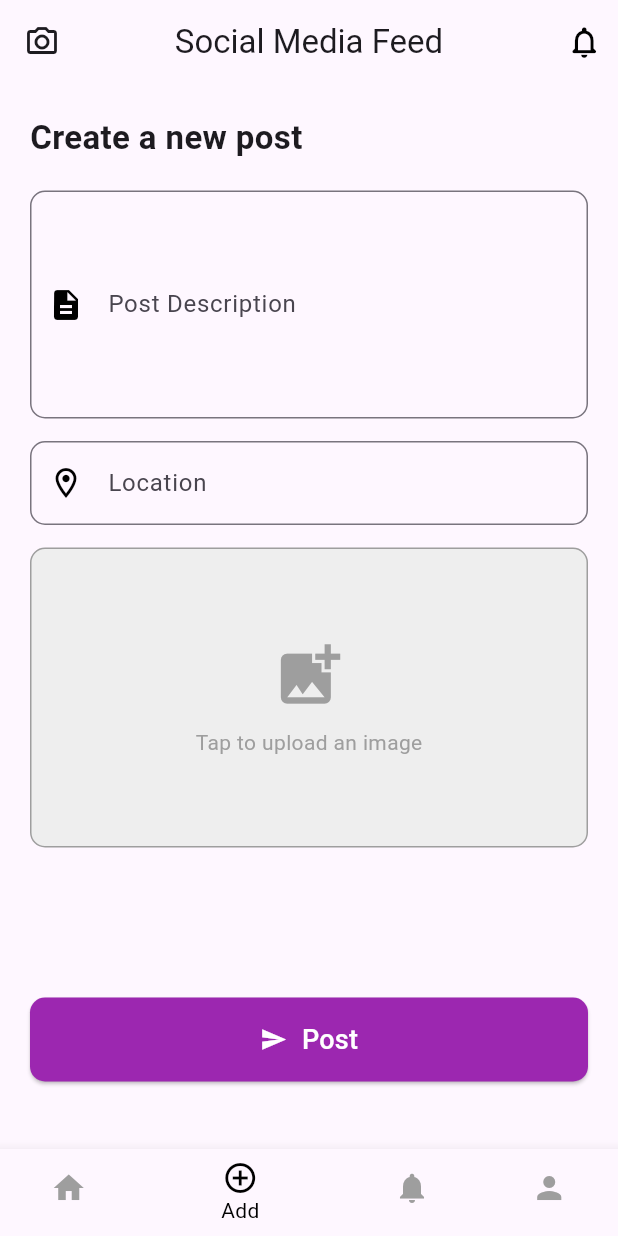
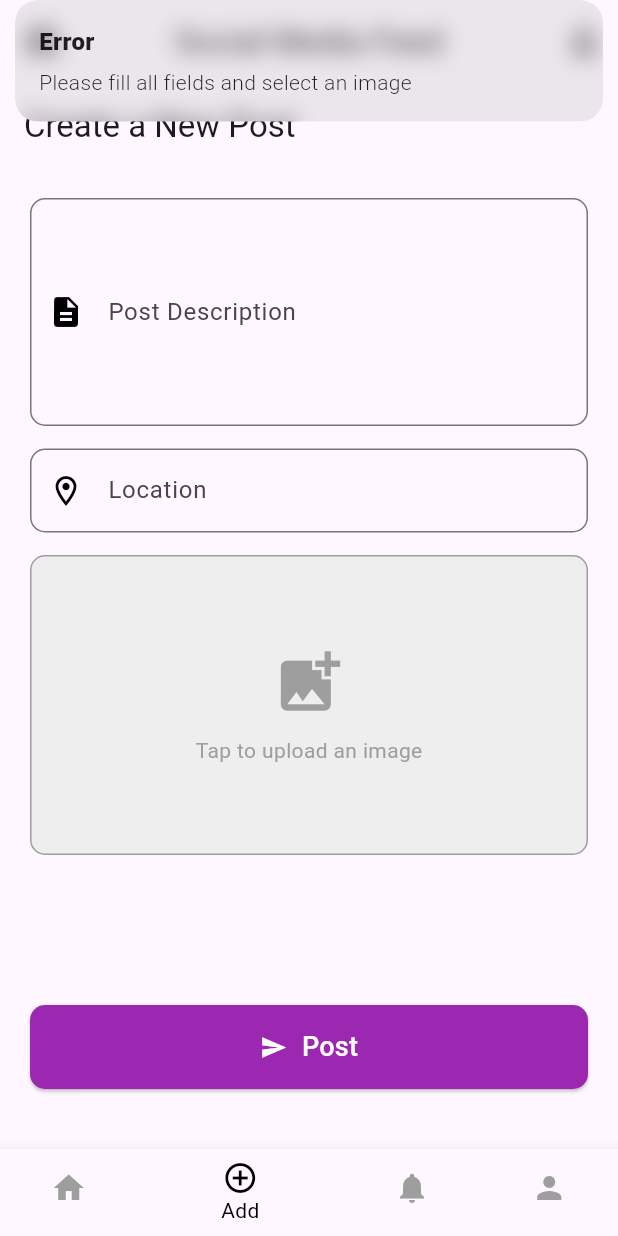
Before and after one commit to MuniasamyKumar/social_media_feed_app, a Flutter app: the screen it shows after launch, item 2 of the bottom bar chosen, after a tap on "Post", on a phone screen of 412 x 824 dp. Run offline on Flutter 3.47's test engine with Material 3 defaults, Android fonts, the light colour scheme and no system bars; our stand-ins replace cloud_firestore, firebase_core, firebase_storage, get, image_picker; accounts and stored records are empty.

Commit message:
Feat : Add Post Function

```diff
--- a/lib/Binding/post_binding.dart
+++ b/lib/Binding/post_binding.dart
@@ -1,4 +1,5 @@
 import 'package:get/get.dart';
+import 'package:social_media_feed_app/Controllers/add_post_controller.dart';
 import 'package:social_media_feed_app/Controllers/post_controller.dart';
 
 
@@ -7,8 +8,10 @@ class InitialBinding extends Bindings {
   void dependencies() {
     print("InitialBinding.dependencies() called");
      Get.lazyPut<PostController>(() {
-      print("PostController added to dependencies");
       return PostController();
+    });
+     Get.lazyPut<AddPostController>(() {
+      return AddPostController();
     });
   }
 }
--- /dev/null
+++ b/lib/Controllers/add_post_controller.dart
@@ -0,0 +1,71 @@
+import 'dart:io';
+import 'package:flutter/material.dart';
+import 'package:get/get.dart';
+import 'package:cloud_firestore/cloud_firestore.dart';
+import 'package:firebase_storage/firebase_storage.dart';
+import 'package:image_picker/image_picker.dart';
+
+class AddPostController extends GetxController {
+  var selectedImage = Rxn<XFile>();
+  final ImagePicker _picker = ImagePicker();
+
+  Future<void> pickImage() async {
+    final image = await _picker.pickImage(source: ImageSource.gallery);
+    if (image != null) {
+      selectedImage.value = image;
+    }
+  }
+
+  Future<void> addPost(String description, String location) async {
+    if (selectedImage.value == null || description.isEmpty || location.isEmpty) {
+      Get.snackbar("Error", "Please fill all fields and select an image");
+      return;
+    }
+
+    try {
+      final imageUrl = await _uploadImage(File(selectedImage.value!.path));
+      if (imageUrl == null) return;
+
+      final postData = {
+        "title": "Muniasamy K",
+        "imageUrl": imageUrl,
+        "location": location,
+        "description": description,
+        "likes": 0,
+        "isLiked": false,
+        "isSaved": false,
+        "time": FieldValue.serverTimestamp(),
+        "comments": [],
+      };
+
+      await FirebaseFirestore.instance.collection('posts').add(postData);
+
+      Get.defaultDialog(
+        contentPadding: EdgeInsets.only(bottom: 20,left: 20,top: 10,right: 20),
+        titlePadding: EdgeInsets.only(top: 20),
+        title: "Success",
+        middleText: "Post added successfully!",
+        onConfirm: () {
+          Get.back();
+          Get.back();
+        },
+        textConfirm: "OK",
+      );
+    } catch (e) {
+      Get.snackbar("Error", "Failed to add post: $e");
+    }
+  }
+
+  Future<String?> _uploadImage(File image) async {
+    try {
+      final storageRef = FirebaseStorage.instance.ref();
+      final imageRef =
+          storageRef.child('post_images/${DateTime.now().toIso8601String()}');
+      await imageRef.putFile(image);
+      return await imageRef.getDownloadURL();
+    } catch (e) {
+      Get.snackbar("Error", "Failed to upload image: $e");
+      return null;
+    }
+  }
+}
--- /dev/null
+++ b/lib/Models/add_post_model.dart
@@ -0,0 +1,43 @@
+import 'package:cloud_firestore/cloud_firestore.dart';
+
+class PostModel {
+  String id;
+  String imageUrl;
+  String title;
+  String location;
+  String description;
+  int likes;
+  bool isLiked;
+  bool isSaved;
+  DateTime time;
+  List<String> comments;
+
+  PostModel({
+    required this.id,
+    required this.imageUrl,
+    required this.title,
+    required this.location,
+    required this.description,
+    required this.likes,
+    required this.isLiked,
+    required this.isSaved,
+    required this.time,
+    required this.comments,
+  });
+
+  factory PostModel.fromDocument(DocumentSnapshot doc) {
+    var data = doc.data() as Map<String, dynamic>;
+    return PostModel(
+      id: doc.id,
+      imageUrl: data['imageUrl'] ?? '',
+      title: data['title'] ?? '',
+      location: data['location'] ?? '',
+      description: data['description'] ?? '',
+      likes: data['likes'] ?? 0,
+      isLiked: data['isLiked'] ?? false,
+      isSaved: data['isSaved'] ?? false,
+      time: (data['time'] as Timestamp?)?.toDate() ?? DateTime.now(),
+      comments: List<String>.from(data['comments'] ?? []),
+    );
+  }
+}
--- a/lib/Views/add_post_view.dart
+++ b/lib/Views/add_post_view.dart
@@ -1,53 +1,54 @@
+import 'dart:io';
 import 'package:flutter/material.dart';
-class AddPostView extends StatelessWidget {
-  const AddPostView({super.key});
+import 'package:get/get.dart';
+import 'package:social_media_feed_app/Controllers/add_post_controller.dart';
+
+
+class AddPostView extends GetView<AddPostController> {
+  final descriptionController = TextEditingController();
+  final locationController = TextEditingController();
+
+  AddPostView({super.key});
 
   @override
   Widget build(BuildContext context) {
     return Scaffold(
-
+      appBar: AppBar(
+        title: Text("Create a New Post"),
+      ),
       body: SingleChildScrollView(
         child: Padding(
           padding: const EdgeInsets.all(20.0),
           child: Column(
             crossAxisAlignment: CrossAxisAlignment.start,
             children: [
-              Text(
-                "Create a new post",
-                style: TextStyle(
-                  fontSize: 22,
-                  fontWeight: FontWeight.bold,
-                ),
-              ),
-              SizedBox(height: 20),
-
               TextField(
+                controller: descriptionController,
                 maxLines: 5,
                 decoration: InputDecoration(
                   labelText: "Post Description",
                   border: OutlineInputBorder(
                     borderRadius: BorderRadius.circular(10),
                   ),
-                  prefixIcon: Icon(Icons.description,color: Colors.black,),
+                  prefixIcon: Icon(Icons.description, color: Colors.black),
                 ),
               ),
               SizedBox(height: 15),
               TextField(
+                controller: locationController,
                 decoration: InputDecoration(
                   labelText: "Location",
                   border: OutlineInputBorder(
                     borderRadius: BorderRadius.circular(10),
                   ),
-                  prefixIcon: Icon(Icons.location_on_outlined,color: Colors.black,),
+                  prefixIcon: Icon(Icons.location_on_outlined, color: Colors.black),
                 ),
               ),
-
               SizedBox(height: 15),
               GestureDetector(
-                onTap: () {
-
-                },
-                child: Container(
+                onTap: () => controller.pickImage(),
+                child: Obx(() {
+                  return Container(
                     height: 200,
                     width: double.infinity,
                     decoration: BoxDecoration(
@@ -56,7 +57,8 @@ class AddPostView extends StatelessWidget {
                       color: Colors.grey[200],
                     ),
                     child: Center(
-                    child: Column(
+                      child: controller.selectedImage.value == null
+                          ? Column(
                               mainAxisAlignment: MainAxisAlignment.center,
                               children: [
                                 Icon(Icons.add_photo_alternate, size: 50, color: Colors.grey),
@@ -66,15 +68,20 @@ class AddPostView extends StatelessWidget {
                                   style: TextStyle(color: Colors.grey),
                                 ),
                               ],
+                            )
+                          : Image.file(File(controller.selectedImage.value!.path),
+                              fit: BoxFit.cover),
                     ),
-                  ),
-                ),
+                  );
+                }),
               ),
               SizedBox(height: 100),
-
               ElevatedButton(
                 onPressed: () {
-                  // Add post functionality
+                  controller.addPost(
+                    descriptionController.text.trim(),
+                    locationController.text.trim(),
+                  );
                 },
                 style: ElevatedButton.styleFrom(
                   padding: EdgeInsets.symmetric(vertical: 15),
@@ -86,9 +93,9 @@ class AddPostView extends StatelessWidget {
                 child: Row(
                   mainAxisAlignment: MainAxisAlignment.center,
                   children: [
-                    Icon(Icons.send,color: Colors.white,),
+                    Icon(Icons.send, color: Colors.white),
                     SizedBox(width: 10),
-                    Text("Post", style: TextStyle(fontSize: 18,color: Colors.white)),
+                    Text("Post", style: TextStyle(fontSize: 18, color: Colors.white)),
                   ],
                 ),
               ),
--- a/pubspec.yaml
+++ b/pubspec.yaml
@@ -39,6 +39,8 @@ dependencies:
   cloud_firestore: ^5.6.0
   firebase_auth: ^5.3.4
   intl: ^0.20.1
+  image_picker: ^1.1.2
+  firebase_storage: ^12.3.7
 
 dev_dependencies:
   flutter_test:
```
Also changed, not shown: pubspec.lock, 5 other files. Lines whose indentation alone changed are shown as unchanged.
